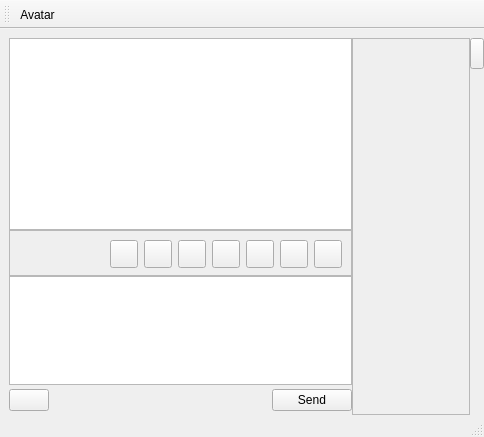
Old version of the form retroshare-gui/src/gui/chat/PopupChatDialog.ui in the repository RetroShare/RetroShare.
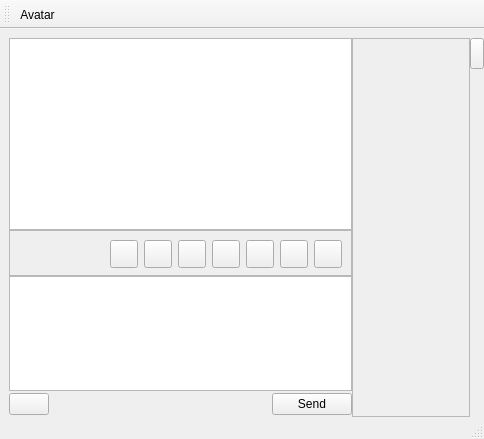
New version of the form. Icons and pictures are not drawn.

Commit message: Make compatible with Qt 4.3.4

The edit to the form file:
```diff
--- a/retroshare-gui/src/gui/chat/PopupChatDialog.ui
+++ b/retroshare-gui/src/gui/chat/PopupChatDialog.ui
@@ -1,13 +1,13 @@
 <?xml version="1.0" encoding="UTF-8"?>
 <ui version="4.0">
  <class>PopupChatDialog</class>
- <widget class="QMainWindow" name="PopupChatDialog">
-  <property name="geometry">
+ <widget class="QMainWindow" name="PopupChatDialog" >
+  <property name="geometry" >
    <rect>
     <x>0</x>
     <y>0</y>
     <width>484</width>
-    <height>437</height>
+    <height>439</height>
    </rect>
   </property>
   <property name="windowTitle">
@@ -21,13 +21,16 @@
     <property name="bottomMargin">
      <number>0</number>
     </property>
-    <property name="spacing">
+    <property name="horizontalSpacing" >
      <number>0</number>
     </property>
-    <item row="0" column="0">
-     <widget class="QTextBrowser" name="textBrowser">
-      <property name="sizePolicy">
-       <sizepolicy hsizetype="Expanding" vsizetype="MinimumExpanding">
+    <property name="verticalSpacing" >
+     <number>0</number>
+    </property>
+    <item row="0" column="0" >
+     <widget class="QTextBrowser" name="textBrowser" >
+      <property name="sizePolicy" >
+       <sizepolicy vsizetype="MinimumExpanding" hsizetype="Expanding" >
         <horstretch>0</horstretch>
         <verstretch>0</verstretch>
        </sizepolicy>
@@ -447,63 +450,52 @@
       </property>
      </widget>
     </item>
-    <item row="3" column="0">
-     <layout class="QVBoxLayout" name="SendLayout">
-      <property name="leftMargin">
+    <item row="3" column="0" >
+     <layout class="QHBoxLayout" >
+      <property name="leftMargin" >
        <number>0</number>
       </property>
-      <property name="topMargin">
+      <property name="topMargin" >
        <number>2</number>
       </property>
-      <property name="bottomMargin">
+      <property name="bottomMargin" >
        <number>2</number>
       </property>
       <item>
-       <layout class="QHBoxLayout" name="SendLayout">
-        <property name="leftMargin">
-         <number>0</number>
+       <widget class="QPushButton" name="addFileButton" >
+        <property name="text" >
+         <string/>
         </property>
-        <property name="topMargin">
-         <number>2</number>
+        <property name="icon" >
+         <iconset resource="../images.qrc" >:/images/add-share24.png</iconset>
         </property>
-        <property name="bottomMargin">
-         <number>2</number>
+       </widget>
+      </item>
+      <item>
+       <spacer>
+        <property name="orientation" >
+         <enum>Qt::Horizontal</enum>
         </property>
-        <item>
-         <widget class="QPushButton" name="addFileButton">
-          <property name="text">
-           <string/>
-          </property>
-          <property name="icon">
-           <iconset resource="../images.qrc">
-            <normaloff>:/images/add-share24.png</normaloff>:/images/add-share24.png</iconset>
-          </property>
-         </widget>
-        </item>
-        <item>
-         <spacer>
-          <property name="orientation">
-           <enum>Qt::Horizontal</enum>
-          </property>
-          <property name="sizeHint" stdset="0">
-           <size>
-            <width>331</width>
-            <height>20</height>
-           </size>
-          </property>
-         </spacer>
-        </item>
-        <item>
-         <widget class="QPushButton" name="sendButton">
-          <property name="text">
-           <string>Send</string>
-          </property>
-         </widget>
-        </item>
-       </layout>
+        <property name="sizeHint" >
+         <size>
+          <width>331</width>
+          <height>20</height>
+         </size>
+        </property>
+       </spacer>
+      </item>
+      <item>
+       <widget class="QPushButton" name="sendButton" >
+        <property name="text" >
+         <string>Send</string>
+        </property>
+       </widget>
       </item>
      </layout>
     </item>
+    <item row="4" column="0" >
+     <layout class="QVBoxLayout" />
+    </item>
    </layout>
   </widget>
   <widget class="QStatusBar" name="statusbar"/>
```
Left out of the diff: 298 changed lines with no effect on the pictures. The commit also changes 1 other file.
